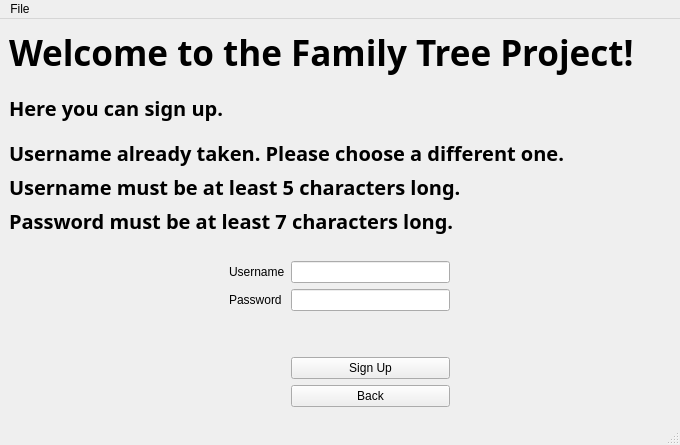
The window that FamilyTree/src/gui/mainwindow.ui (moumitahmad/Stammbaum) describes before a commit, drawn with Qt 5.
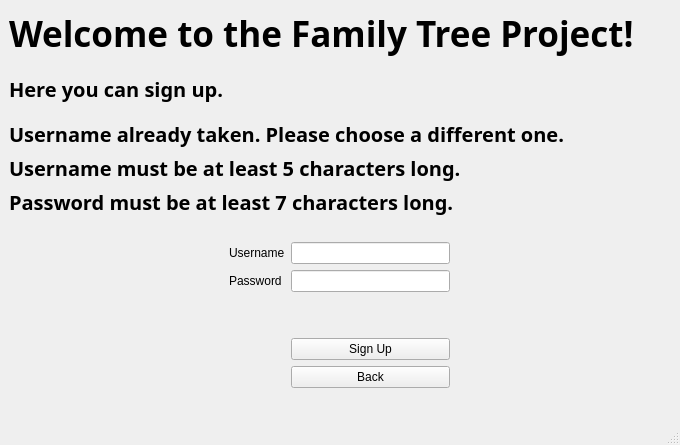
The same window after the commit.

Patch:
```diff
--- a/FamilyTree/src/gui/mainwindow.ui
+++ b/FamilyTree/src/gui/mainwindow.ui
@@ -542,13 +542,6 @@
      <height>22</height>
     </rect>
    </property>
-   <widget class="QMenu" name="menuFile">
-    <property name="title">
-     <string>File</string>
-    </property>
-    <addaction name="actionQuit"/>
-   </widget>
-   <addaction name="menuFile"/>
   </widget>
   <widget class="QStatusBar" name="statusbar"/>
   <action name="actionQuit">
```
